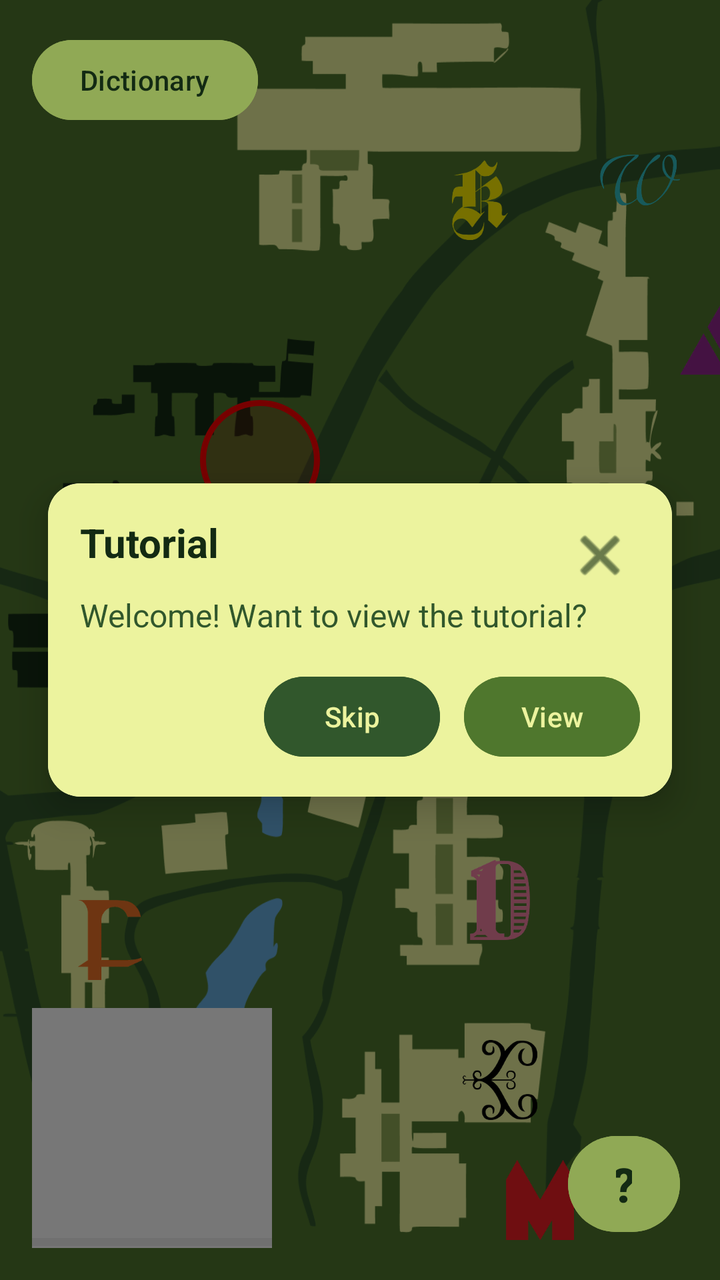
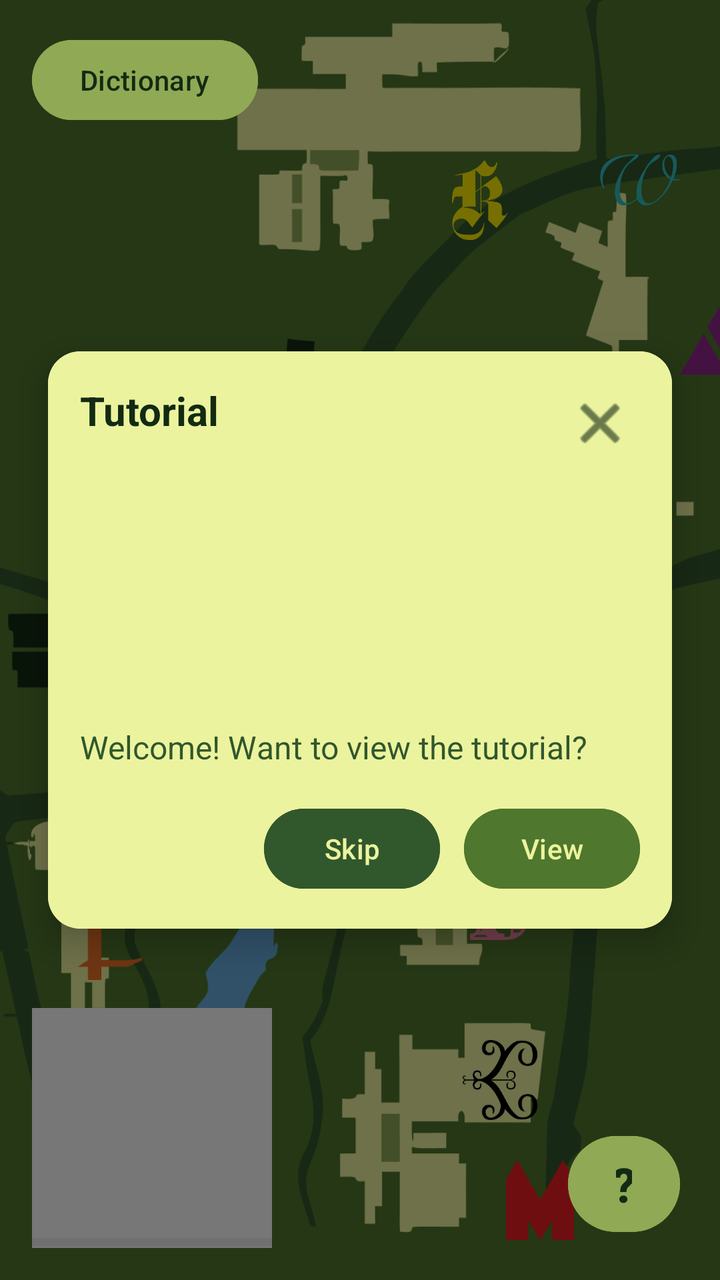

Two renders of the same Android screen: before a commit and after it. Below are the layout's source before the change and the commit's diff.
<!-- AndroidManifest.xml: application theme Theme.MAMN01Project -->
<!-- res/layout/activity_search.xml -->
<?xml version="1.0" encoding="utf-8"?>
<FrameLayout
    xmlns:android="http://schemas.android.com/apk/res/android"
    android:id="@+id/main"
    android:layout_width="match_parent"
    android:layout_height="match_parent">

    
    <ImageView
        android:id="@+id/mapImage"
        android:layout_width="match_parent"
        android:layout_height="match_parent"
        android:src="@drawable/map"
        android:scaleType="fitXY"/>

    
    <ImageView
        android:id="@+id/letterF"
        android:layout_width="40dp"
        android:layout_height="40dp"
        android:layout_marginStart="35dp"
        android:layout_marginTop="450dp"
        android:src="@drawable/f"/>

    <ImageView
        android:id="@+id/letterK"
        android:layout_width="40dp"
        android:layout_height="40dp"
        android:layout_marginStart="220dp"
        android:layout_marginTop="80dp"
        android:src="@drawable/k"/>

    <ImageView
        android:id="@+id/letterM"
        android:layout_width="40dp"
        android:layout_height="40dp"
        android:layout_marginStart="250dp"
        android:layout_marginTop="580dp"
        android:src="@drawable/m"/>

    <ImageView
        android:id="@+id/letterA"
        android:layout_width="40dp"
        android:layout_height="40dp"
        android:layout_marginStart="340dp"
        android:layout_marginTop="150dp"
        android:src="@drawable/a"/>

    <ImageView
        android:id="@+id/letterI"
        android:layout_width="40dp"
        android:layout_height="40dp"
        android:layout_marginStart="220dp"
        android:layout_marginTop="670dp"
        android:src="@drawable/i"/>

    <ImageView
        android:id="@+id/letterD"
        android:layout_width="40dp"
        android:layout_height="40dp"
        android:layout_marginStart="230dp"
        android:layout_marginTop="430dp"
        android:src="@drawable/d"/>

    <ImageView
        android:id="@+id/letterE"
        android:layout_width="40dp"
        android:layout_height="40dp"
        android:layout_marginStart="230dp"
        android:layout_marginTop="520dp"
        android:src="@drawable/e"/>

    <ImageView
        android:id="@+id/letterV"
        android:layout_width="40dp"
        android:layout_height="40dp"
        android:layout_marginStart="250dp"
        android:layout_marginTop="360dp"
        android:src="@drawable/v"/>

    <ImageView
        android:id="@+id/letterW"
        android:layout_width="40dp"
        android:layout_height="40dp"
        android:layout_marginStart="300dp"
        android:layout_marginTop="70dp"
        android:src="@drawable/w"/>

    <ImageView
        android:id="@+id/selectionCircle"
        android:layout_width="60dp"
        android:layout_height="60dp"
        android:layout_marginStart="100dp"
        android:layout_marginTop="200dp"
        android:background="@drawable/circle"/>

    <FrameLayout
        android:id="@+id/infoBox"
        android:layout_width="120dp"
        android:layout_height="120dp"
        android:layout_gravity="bottom|start"
        android:layout_margin="16dp"
        android:background="#FFFFFF">

        <ProgressBar
            android:id="@+id/selectionProgress"
            style="?android:attr/progressBarStyleHorizontal"
            android:layout_width="match_parent"
            android:layout_height="6dp"
            android:layout_gravity="bottom"
            android:max="100"
            android:progress="0"
            android:progressTint="#FF5722"
            android:progressBackgroundTint="#33000000"/>

        <ImageView
            android:id="@+id/currentLetter"
            android:layout_width="match_parent"
            android:layout_height="match_parent"
            android:padding="16dp"
            android:scaleType="fitCenter"/>

    </FrameLayout>

    <FrameLayout
        android:id="@+id/selectedLetterContainer"
        android:layout_width="250dp"
        android:layout_height="250dp"
        android:layout_gravity="center"
        android:visibility="gone"
        android:background="#FFFFFF"
        android:padding="24dp">

        <ImageView
            android:id="@+id/selectedLetterCenter"
            android:layout_width="match_parent"
            android:layout_height="match_parent"
            android:scaleType="fitCenter"/>

    </FrameLayout>

    
    <FrameLayout
        android:id="@+id/tutorialOverlay"
        android:layout_width="match_parent"
        android:layout_height="match_parent"
        android:visibility="visible"
        android:clickable="true"
        android:focusable="true">

        <View
            android:id="@+id/tutorialDim"
            android:layout_width="match_parent"
            android:layout_height="match_parent"
            android:background="#88000000" />

        <androidx.cardview.widget.CardView
            android:id="@+id/tutorialCard"
            android:layout_width="match_parent"
            android:layout_height="wrap_content"
            android:layout_gravity="center"
            android:layout_margin="24dp"
            app:cardCornerRadius="16dp"
            app:cardElevation="10dp"
            xmlns:app="http://schemas.android.com/apk/res-auto">

            <androidx.constraintlayout.widget.ConstraintLayout
                android:layout_width="match_parent"
                android:layout_height="wrap_content"
                android:padding="16dp"
                android:background="@color/light_green">

                <ImageButton
                    android:id="@+id/btnClose"
                    android:layout_width="40dp"
                    android:layout_height="40dp"
                    android:background="@android:color/transparent"
                    android:src="@android:drawable/ic_menu_close_clear_cancel"
                    app:layout_constraintTop_toTopOf="parent"
                    app:layout_constraintEnd_toEndOf="parent"
                    app:tint="@color/dark_green"/>

                <TextView
                    android:id="@+id/tutorialTitle"
                    android:layout_width="0dp"
                    android:layout_height="wrap_content"
                    android:text="@string/tutorialTitle"
                    android:textSize="20sp"
                    android:textStyle="bold"
                    app:layout_constraintTop_toTopOf="parent"
                    app:layout_constraintStart_toStartOf="parent"
                    app:layout_constraintEnd_toStartOf="@id/btnClose"
                    android:textColor="@color/dark_green"/>

                <TextView
                    android:id="@+id/tutorialBody"
                    android:layout_width="0dp"
                    android:layout_height="wrap_content"
                    android:text="@string/welcome_want_to_view_the_tutorial"
                    android:textSize="16sp"
                    app:layout_constraintTop_toBottomOf="@id/tutorialTitle"
                    app:layout_constraintStart_toStartOf="parent"
                    app:layout_constraintEnd_toEndOf="parent"
                    android:layout_marginTop="12dp"
                    android:textColor="@color/forest_green"/>

                <LinearLayout
                    android:id="@+id/rowSkipView"
                    android:layout_width="0dp"
                    android:layout_height="wrap_content"
                    android:orientation="horizontal"
                    android:gravity="end"
                    app:layout_constraintTop_toBottomOf="@id/tutorialBody"
                    app:layout_constraintStart_toStartOf="parent"
                    app:layout_constraintEnd_toEndOf="parent"
                    android:layout_marginTop="16dp">

                    <Button
                        android:id="@+id/btnSkip"
                        android:layout_width="wrap_content"
                        android:layout_height="wrap_content"
                        android:text="@string/skipButton"
                        android:backgroundTint="@color/forest_green"
                        android:textColor="@color/light_green"/>

                    <Button
                        android:id="@+id/btnView"
                        android:layout_width="wrap_content"
                        android:layout_height="wrap_content"
                        android:text="@string/viewButton"
                        android:layout_marginStart="12dp"
                        android:backgroundTint="@color/olive_green"
                        android:textColor="@color/light_green"/>
                </LinearLayout>

                <LinearLayout
                    android:id="@+id/rowStepNavigation"
                    android:layout_width="0dp"
                    android:layout_height="wrap_content"
                    android:orientation="horizontal"
                    android:gravity="end"
                    android:visibility="gone"
                    app:layout_constraintTop_toBottomOf="@id/tutorialBody"
                    app:layout_constraintStart_toStartOf="parent"
                    app:layout_constraintEnd_toEndOf="parent"
                    android:layout_marginTop="16dp">

                    <Button
                        android:id="@+id/btnBack"
                        android:layout_width="wrap_content"
                        android:layout_height="wrap_content"
                        android:text="@string/backButton"
                        android:backgroundTint="@color/forest_green"
                        android:textColor="@color/light_green" />

                    <Button
                        android:id="@+id/btnNext"
                        android:layout_width="wrap_content"
                        android:layout_height="wrap_content"
                        android:layout_marginStart="12dp"
                        android:text="@string/nextButton"
                        android:backgroundTint="@color/olive_green"
                        android:textColor="@color/light_green" />
                </LinearLayout>

            </androidx.constraintlayout.widget.ConstraintLayout>
        </androidx.cardview.widget.CardView>



    </FrameLayout>

    <Button
        android:id="@+id/btnOpenTutorial"
        android:layout_width="56dp"
        android:layout_height="56dp"
        android:layout_gravity="bottom|end"
        android:layout_marginEnd="20dp"
        android:layout_marginBottom="20dp"
        android:text="@string/openTutorialButton"
        android:textSize="24sp"
        android:textStyle="bold"
        android:backgroundTint="@color/sage_green"
        android:textColor="@color/dark_green" />

    <Button
        android:id="@+id/btnOpenDictionary"
        android:layout_width="wrap_content"
        android:layout_height="wrap_content"
        android:layout_gravity="top|start"
        android:layout_marginStart="16dp"
        android:layout_marginTop="16dp"
        android:text="@string/openDictionaryButton"
        android:backgroundTint="@color/sage_green"
        android:textColor="@color/dark_green"/>


</FrameLayout>
<!-- resources referenced by this layout -->
<resources>
  <color name="dark_green">#132A13</color>
  <color name="forest_green">#31572C</color>
  <color name="light_green">#ECF39E</color>
  <color name="olive_green">#4F772D</color>
  <color name="sage_green">#90A955</color>
  <!-- drawable a: png bitmap (drawable, 11431 bytes) -->
  <!-- drawable circle (drawable) -->
  <?xml version="1.0" encoding="utf-8"?>
  <shape xmlns:android="http://schemas.android.com/apk/res/android"
      android:shape="oval">
  
      <solid android:color="#22FF0000"/>
  
      <stroke
          android:width="3dp"
          android:color="#FF0000"/>
  </shape>
  <!-- drawable d: png bitmap (drawable, 10314 bytes) -->
  <!-- drawable e: png bitmap (drawable, 9006 bytes) -->
  <!-- drawable f: png bitmap (drawable, 5257 bytes) -->
  <!-- drawable i: png bitmap (drawable, 9788 bytes) -->
  <!-- drawable k: png bitmap (drawable, 13205 bytes) -->
  <!-- drawable m: png bitmap (drawable, 6979 bytes) -->
  <!-- drawable map: png bitmap (drawable, 90886 bytes) -->
  <!-- drawable v: png bitmap (drawable, 25439 bytes) -->
  <!-- drawable w: png bitmap (drawable, 26296 bytes) -->
  <string name="backButton">Back</string>
  <string name="nextButton">Next</string>
  <string name="openDictionaryButton">Dictionary</string>
  <string name="openTutorialButton">\?</string>
  <string name="skipButton">Skip</string>
  <string name="tutorialTitle">Tutorial</string>
  <string name="viewButton">View</string>
  <string name="welcome_want_to_view_the_tutorial">Welcome! Want to view the tutorial?</string>
  <style name="Theme.MAMN01Project" parent="Base.Theme.MAMN01Project" />
  <style name="Base.Theme.MAMN01Project" parent="Theme.Material3.DayNight.NoActionBar">
          
          
      </style>
</resources>

<!-- the commit's change to res/layout/activity_search.xml (unified diff, before → after) -->
@@ -198,11 +198,20 @@
                     android:layout_height="wrap_content"
                     android:text="@string/welcome_want_to_view_the_tutorial"
                     android:textSize="16sp"
-                    app:layout_constraintTop_toBottomOf="@id/tutorialTitle"
-                    app:layout_constraintStart_toStartOf="parent"
+                    app:layout_constraintTop_toBottomOf="@id/tutorialImage"                    app:layout_constraintStart_toStartOf="parent"
                     app:layout_constraintEnd_toEndOf="parent"
                     android:layout_marginTop="12dp"
                     android:textColor="@color/forest_green"/>
+
+                <ImageView
+                    android:id="@+id/tutorialImage"
+                    android:layout_width="120dp"
+                    android:layout_height="120dp"
+                    android:layout_marginTop="12dp"
+                    android:scaleType="fitCenter"
+                    app:layout_constraintTop_toBottomOf="@id/tutorialTitle"
+                    app:layout_constraintStart_toStartOf="parent"
+                    app:layout_constraintEnd_toEndOf="parent"/>
 
                 <LinearLayout
                     android:id="@+id/rowSkipView"
